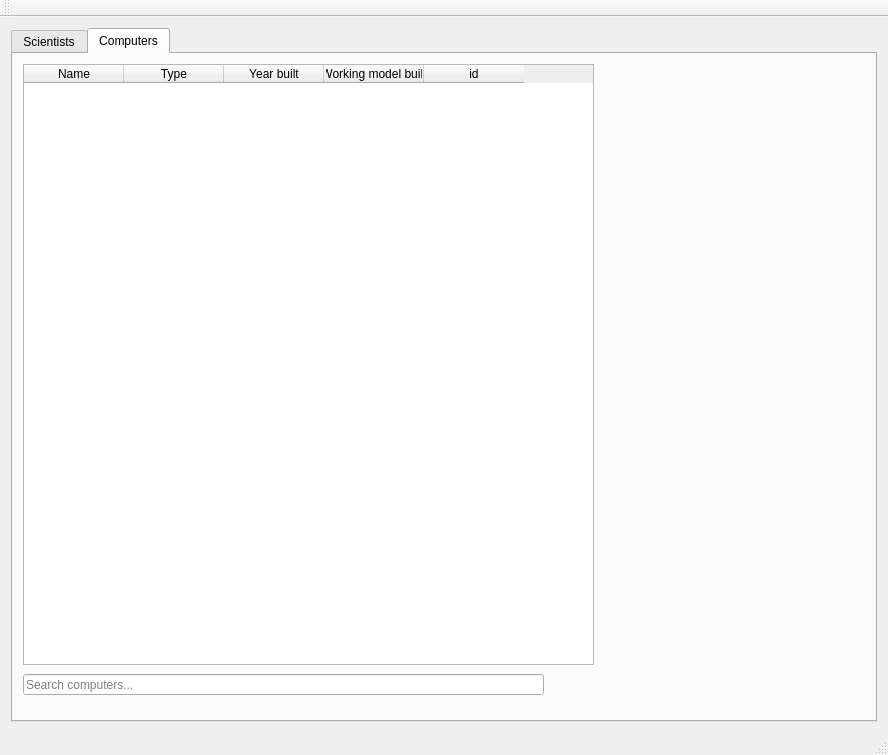
Old version of the form computer_scientists_ui/mainwindow.ui in the repository 2015-VLN1-Group-44/ComputerScientists_UI.
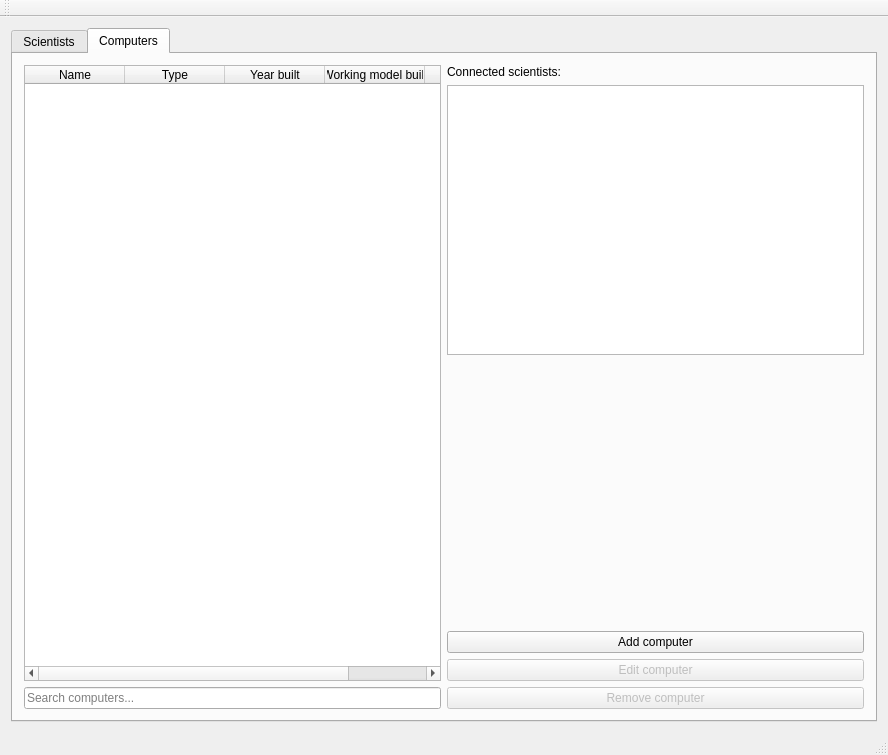
New version of the form. The open tabs and pages were chosen to show the change.

Commit message: birtir töflu af connected scientists

Patch:
```diff
--- a/computer_scientists_ui/mainwindow.ui
+++ b/computer_scientists_ui/mainwindow.ui
@@ -14,8 +14,8 @@
    <string>MainWindow</string>
   </property>
   <widget class="QWidget" name="centralWidget">
-   <layout class="QHBoxLayout" name="horizontalLayout">
-    <item>
+   <layout class="QGridLayout" name="gridLayout_2">
+    <item row="0" column="0">
      <widget class="QTabWidget" name="tabWidget">
       <property name="currentIndex">
        <number>0</number>
@@ -135,15 +135,66 @@
        <attribute name="title">
         <string>Computers</string>
        </attribute>
+       <layout class="QGridLayout" name="gridLayout_3">
+        <item row="1" column="1">
+         <widget class="QTableWidget" name="table_connected_scientists"/>
+        </item>
+        <item row="5" column="0">
+         <widget class="QLineEdit" name="search_computers">
+          <property name="placeholderText">
+           <string>Search computers...</string>
+          </property>
+         </widget>
+        </item>
+        <item row="4" column="1">
+         <widget class="QPushButton" name="edit_computer_button">
+          <property name="enabled">
+           <bool>false</bool>
+          </property>
+          <property name="text">
+           <string>Edit computer</string>
+          </property>
+         </widget>
+        </item>
+        <item row="3" column="1">
+         <widget class="QPushButton" name="add_computer_button">
+          <property name="text">
+           <string>Add computer</string>
+          </property>
+         </widget>
+        </item>
+        <item row="2" column="1">
+         <spacer name="verticalSpacer_2">
+          <property name="orientation">
+           <enum>Qt::Vertical</enum>
+          </property>
+          <property name="sizeHint" stdset="0">
+           <size>
+            <width>20</width>
+            <height>40</height>
+           </size>
+          </property>
+         </spacer>
+        </item>
+        <item row="5" column="1">
+         <widget class="QPushButton" name="remove_computer_button">
+          <property name="enabled">
+           <bool>false</bool>
+          </property>
+          <property name="text">
+           <string>Remove computer</string>
+          </property>
+         </widget>
+        </item>
+        <item row="0" column="1">
+         <widget class="QLabel" name="label">
+          <property name="text">
+           <string>Connected scientists:</string>
+          </property>
+         </widget>
+        </item>
+        <item row="0" column="0" rowspan="5">
        <widget class="QTableWidget" name="table_computers">
-        <property name="geometry">
-         <rect>
-          <x>10</x>
-          <y>10</y>
-          <width>571</width>
-          <height>601</height>
-         </rect>
-        </property>
         <attribute name="verticalHeaderVisible">
          <bool>false</bool>
         </attribute>
@@ -173,19 +224,8 @@
          </property>
         </column>
        </widget>
-       <widget class="QLineEdit" name="search_computers">
-        <property name="geometry">
-         <rect>
-          <x>10</x>
-          <y>620</y>
-          <width>521</width>
-          <height>21</height>
-         </rect>
-        </property>
-        <property name="placeholderText">
-         <string>Search computers...</string>
-        </property>
-       </widget>
+        </item>
+       </layout>
       </widget>
      </widget>
     </item>
```
Left out of the diff: 2 changed lines with no effect on the pictures. Lines whose indentation alone changed are shown as unchanged. The commit also changes 6 other files.
